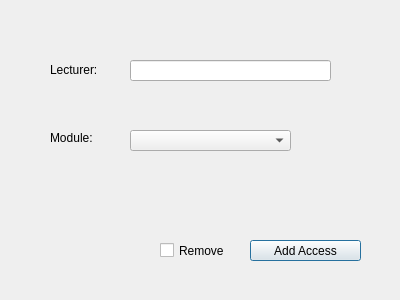
The window that src/ui/access_rights_dialog.ui (healyp/handin) describes before a commit, drawn with Qt 5.
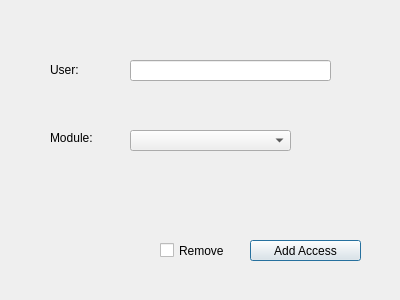
The same window after the commit.

```diff
--- a/src/ui/access_rights_dialog.ui
+++ b/src/ui/access_rights_dialog.ui
@@ -23,7 +23,7 @@
     </rect>
    </property>
    <property name="text">
-    <string>Lecturer:</string>
+    <string>User:</string>
    </property>
   </widget>
   <widget class="QLabel" name="label_2">
```
Left out of the diff: 4 changed lines with no effect on the pictures.
